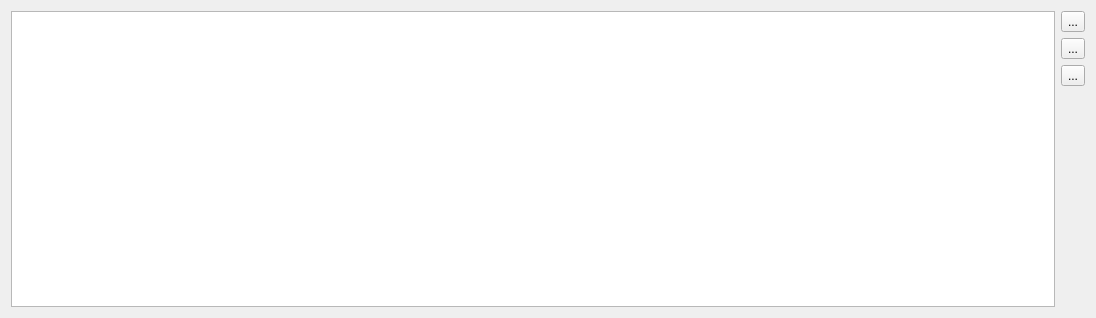
The window that oqtopus/ui/logs_widget.ui (opengisch/oqtopus) describes before a commit, drawn with Qt 5.
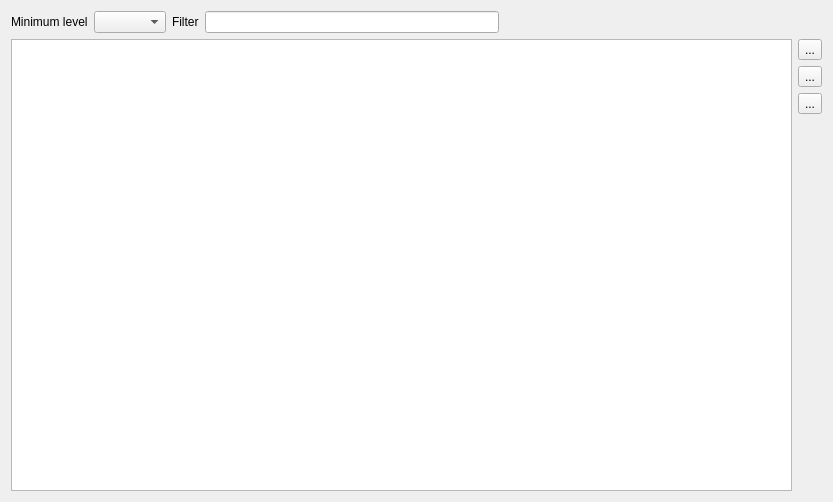
The same window after the commit.

Commit message: add filtering based on text

```diff
--- a/oqtopus/ui/logs_widget.ui
+++ b/oqtopus/ui/logs_widget.ui
@@ -6,15 +6,28 @@
    <rect>
     <x>0</x>
     <y>0</y>
-    <width>1096</width>
-    <height>318</height>
+    <width>833</width>
+    <height>502</height>
    </rect>
   </property>
   <property name="windowTitle">
    <string>Form</string>
   </property>
   <layout class="QGridLayout" name="gridLayout">
-   <item row="2" column="1">
+   <item row="5" column="1">
+    <spacer name="verticalSpacer">
+     <property name="orientation">
+      <enum>Qt::Orientation::Vertical</enum>
+     </property>
+     <property name="sizeHint" stdset="0">
+      <size>
+       <width>20</width>
+       <height>40</height>
+      </size>
+     </property>
+    </spacer>
+   </item>
+   <item row="4" column="1">
     <widget class="QToolButton" name="logs_clear_toolButton">
      <property name="toolTip">
       <string>Clear logs panel</string>
@@ -24,17 +37,7 @@
      </property>
     </widget>
    </item>
-   <item row="1" column="1">
-    <widget class="QToolButton" name="logs_openFolder_toolButton">
-     <property name="toolTip">
-      <string>Open logs folder</string>
-     </property>
-     <property name="text">
-      <string>...</string>
-     </property>
-    </widget>
-   </item>
-   <item row="0" column="1">
+   <item row="2" column="1">
     <widget class="QToolButton" name="logs_openFile_toolButton">
      <property name="toolTip">
       <string>Open current log file in system editor</string>
@@ -44,22 +47,59 @@
      </property>
     </widget>
    </item>
+   <item row="2" column="0" rowspan="4">
+    <widget class="QTreeView" name="logs_treeView"/>
+   </item>
    <item row="3" column="1">
-    <spacer name="verticalSpacer">
+    <widget class="QToolButton" name="logs_openFolder_toolButton">
+     <property name="toolTip">
+      <string>Open logs folder</string>
+     </property>
+     <property name="text">
+      <string>...</string>
+     </property>
+    </widget>
+   </item>
+   <item row="0" column="0">
+    <layout class="QHBoxLayout" name="horizontalLayout">
+     <item>
+      <widget class="QLabel" name="label">
+       <property name="text">
+        <string>Minimum level</string>
+       </property>
+      </widget>
+     </item>
+     <item>
+      <widget class="QComboBox" name="logs_level_comboBox"/>
+     </item>
+     <item>
+      <widget class="QLabel" name="label_2">
+       <property name="text">
+        <string>Filter</string>
+       </property>
+      </widget>
+     </item>
+     <item>
+      <widget class="QLineEdit" name="logs_filter_LineEdit">
+       <property name="clearButtonEnabled">
+        <bool>true</bool>
+       </property>
+      </widget>
+     </item>
+     <item>
+      <spacer name="horizontalSpacer">
      <property name="orientation">
-      <enum>Qt::Vertical</enum>
+        <enum>Qt::Orientation::Horizontal</enum>
      </property>
      <property name="sizeHint" stdset="0">
       <size>
-       <width>20</width>
-       <height>40</height>
+         <width>40</width>
+         <height>20</height>
       </size>
      </property>
     </spacer>
    </item>
-   <item row="0" column="0" rowspan="4">
-    <widget class="QTreeView" name="logs_treeView">
-    </widget>
+    </layout>
    </item>
   </layout>
  </widget>
```
Lines whose indentation alone changed are shown as unchanged. The commit also changes 1 other file.
